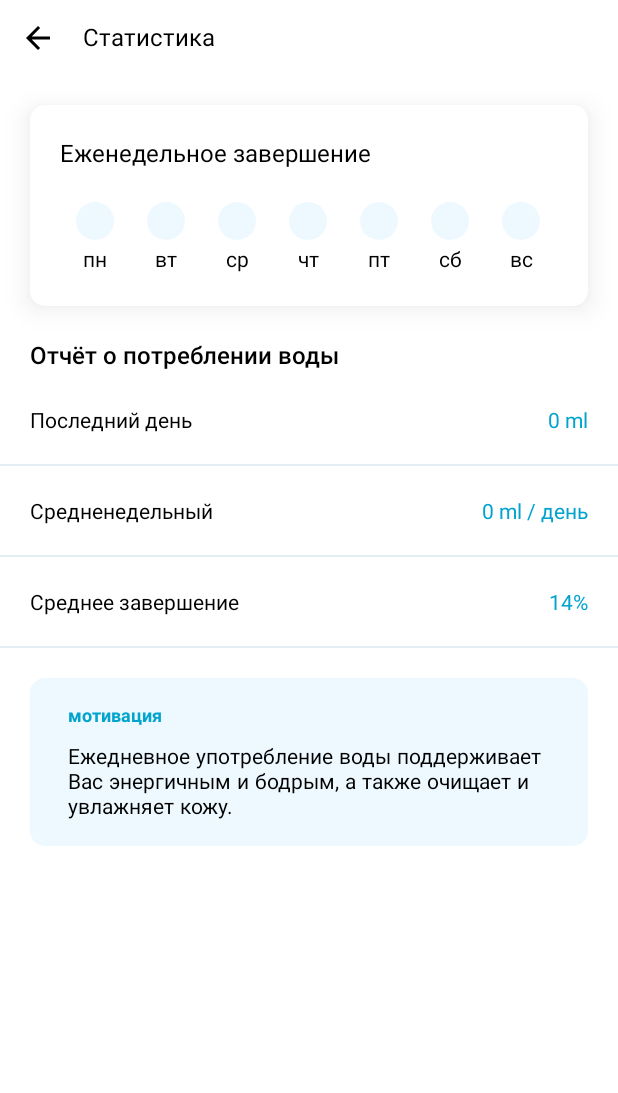
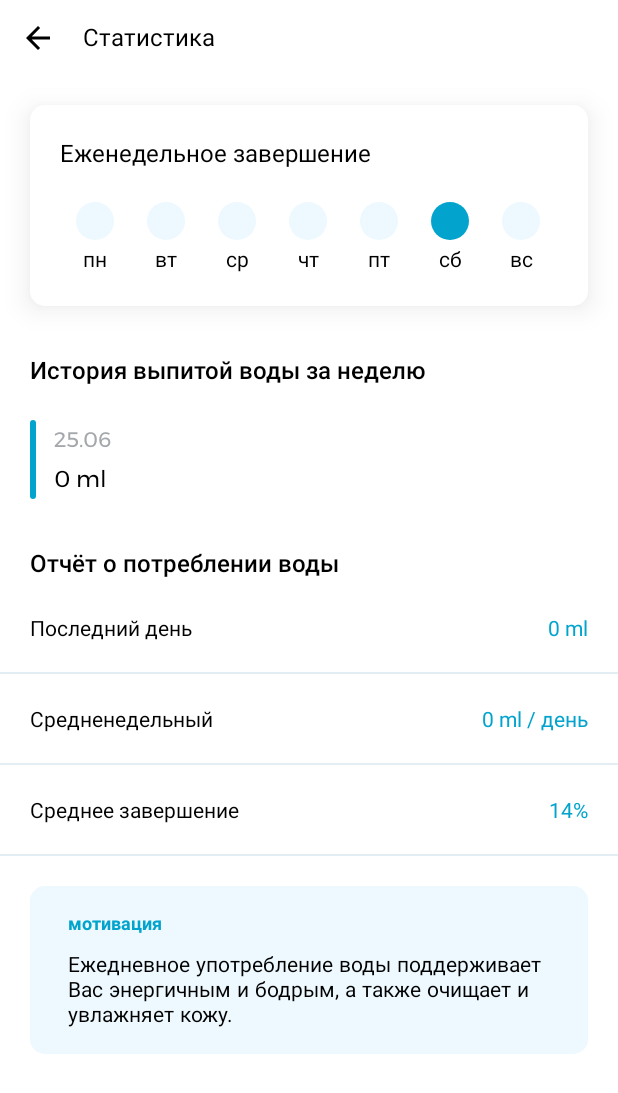
Before and after one commit to HutsonR/WatterCount, an Android app: the StatisticsActivity screen opened directly, with no data from a screen before it, on a phone screen of 412 x 824 dp. Shown: the top 1093 px of the screen. Run offline under Robolectric (Android 15) with nearby library versions, the phone set to English and light mode, and no system bars; our stand-ins replace Room's generated code.

Commit message:
add history to stats

```diff
--- a/app/src/main/java/com/example/wattercount/Activity/StatisticsActivity.kt
+++ b/app/src/main/java/com/example/wattercount/Activity/StatisticsActivity.kt
@@ -2,12 +2,17 @@ package com.example.wattercount.Activity
 
 import android.os.Bundle
 import android.util.Log
+import android.view.View
 import android.widget.ImageButton
 import android.widget.ImageView
 import androidx.appcompat.app.AppCompatActivity
-import com.example.wattercount.DataStatsHolder
+import androidx.recyclerview.widget.LinearLayoutManager
+import androidx.recyclerview.widget.RecyclerView
+import com.example.wattercount.Adapter.HistoryAdapter
+import com.example.wattercount.Adapter.StatisticAdapter
+import com.example.wattercount.Statistics.DataStatsHolder
 import com.example.wattercount.R
-import com.example.wattercount.Utils
+import com.example.wattercount.Statistics.Utils
 import com.example.wattercount.databinding.ActivityStatisticsBinding
 import com.example.wattercount.db.AppDatabase
 import com.example.wattercount.entities.StatisticItem
@@ -22,6 +27,8 @@ class StatisticsActivity : AppCompatActivity() {
 
     private lateinit var binding: ActivityStatisticsBinding
     private var dataStatsList: MutableList<StatisticItem> = mutableListOf()
+    private lateinit var recyclerView: RecyclerView
+    private lateinit var adapter: StatisticAdapter
     private lateinit var database: AppDatabase
 
     override fun onCreate(savedInstanceState: Bundle?) {
@@ -40,15 +47,57 @@ class StatisticsActivity : AppCompatActivity() {
 //            database.statsItemDao().deleteAll()
             recoverStatsList()
             DataStatsHolder.dataStatsList = dataStatsList
-
+//            if (isWeekFinished(dataStatsList)) {
+//                clearDatabase(dataStatsList)
+//            }
             if (dataStatsList.isNotEmpty()) {
                 setBackgroundForDayOfWeek()
                 binding.lastDayResult.text = "${Utils.lastDrunkWaterResult(dataStatsList)} ml"
                 binding.weeklyResult.text = "${Utils.calculateWeeklyResult(dataStatsList)} ml / день"
                 binding.averageFinishResult.text = "${Utils.calculateAverageFinish(dataStatsList)}"
             }
+            setStatsRecycler()
         }
     }
+
+    private fun setStatsRecycler() {
+        recyclerView = binding.recycleStats
+        recyclerView.layoutManager = LinearLayoutManager(this, LinearLayoutManager.HORIZONTAL, false)
+
+        adapter = StatisticAdapter(dataStatsList)
+        recyclerView.adapter = adapter
+
+        if (dataStatsList.isEmpty()) {
+            binding.statsHistoryTitleBlank.visibility = View.VISIBLE
+        } else {
+            binding.statsHistoryTitleBlank.visibility = View.GONE
+        }
+    }
+
+    private fun isWeekFinished(dataStatsList: MutableList<StatisticItem>): Boolean {
+        if (dataStatsList.first().dayOfWeek == 1 || dataStatsList.last().dayOfWeek == 1) {
+            return true
+        }
+        return false
+    }
+
+    private suspend fun clearDatabase(dataStatsList: MutableList<StatisticItem>) {
+        withContext(Dispatchers.IO) {
+            val tempDayValue = dataStatsList.first()
+            database.statsItemDao().deleteAll()
+            database.statsItemDao().insert(tempDayValue)
+            dataStatsList.clear()
+            dataStatsList.add(tempDayValue)
+            DataStatsHolder.dataStatsList = dataStatsList
+        }
+    }
+
+//    CoroutineScope(Dispatchers.Main).launch {
+//        withContext(Dispatchers.IO) {
+//            // Код, выполняющийся в фоновом потоке, например, операции с базой данных
+//        }
+//        // Код, выполняющийся в главном потоке, например, обновление пользовательского интерфейса
+//    }
 
     private suspend fun recoverStatsList() {
         withContext(Dispatchers.IO) {
@@ -57,11 +106,11 @@ class StatisticsActivity : AppCompatActivity() {
         }
     }
 
-
     private fun setBackgroundForDayOfWeek() {
-        if (dataStatsList[0].isFinishDay == true) {
-            val dayArray = dataStatsList.map { it.dayOfWeek }.toIntArray()
-            for (day in dayArray) {
+        val dayArray: IntArray = dataStatsList.map { it.dayOfWeek }.toIntArray()
+        for (dayIndex in dayArray.indices) {
+            val day = dayArray[dayIndex]
+            if (dataStatsList[dayIndex].isFinishDay) {
                 when (day) {
                     1 -> {
                         binding.imageView1.setBackgroundResource(R.drawable.day_finish)
@@ -90,6 +139,8 @@ class StatisticsActivity : AppCompatActivity() {
                         binding.root.findViewById<ImageView>(imageViewId)?.setBackgroundResource(R.drawable.day_not_finish)
                     }
                 }
+            } else {
+                continue
             }
         }
     }
--- /dev/null
+++ b/app/src/main/java/com/example/wattercount/Adapter/StatisticAdapter.kt
@@ -0,0 +1,48 @@
+package com.example.wattercount.Adapter
+
+import android.util.Log
+import android.view.LayoutInflater
+import android.view.View
+import android.view.ViewGroup
+import android.widget.ImageButton
+import android.widget.ImageView
+import android.widget.PopupMenu
+import android.widget.TextView
+import androidx.recyclerview.widget.RecyclerView
+import com.example.wattercount.MainActivity
+import com.example.wattercount.entities.HistoryItem
+import com.example.wattercount.R
+import com.example.wattercount.db.AppDatabase
+import com.example.wattercount.entities.StatisticItem
+import kotlinx.coroutines.GlobalScope
+import kotlinx.coroutines.launch
+
+class StatisticAdapter(private val dataList: MutableList<StatisticItem>) : RecyclerView.Adapter<StatisticAdapter.StatisticViewHolder>() {
+    override fun onCreateViewHolder(parent: ViewGroup, viewType: Int): StatisticAdapter.StatisticViewHolder {
+        val view = LayoutInflater.from(parent.context).inflate(R.layout.statistic_item, parent, false)
+        return StatisticAdapter.StatisticViewHolder(view)
+    }
+
+    override fun onBindViewHolder(holder: StatisticAdapter.StatisticViewHolder, position: Int) {
+        val item = dataList[position]
+
+        holder.dateTextView.text = item.date
+        holder.countTextView.text = item.dayValue
+        if (item.isFinishDay) {
+            holder.finalStick.setBackgroundResource(R.drawable.statistic_stick_background_active)
+        } else {
+            holder.finalStick.setBackgroundResource(R.drawable.statistic_stick_background_inactive)
+        }
+    }
+
+    override fun getItemCount(): Int {
+        return dataList.size
+    }
+
+    class StatisticViewHolder(itemView: View) : RecyclerView.ViewHolder(itemView) {
+        val dateTextView: TextView = itemView.findViewById(R.id.stats_date)
+        val countTextView: TextView = itemView.findViewById(R.id.stats_drink_count)
+        var finalStick: ImageView = itemView.findViewById(R.id.stats_stick)
+    }
+
+}
--- a/app/src/main/java/com/example/wattercount/MainActivity.kt
+++ b/app/src/main/java/com/example/wattercount/MainActivity.kt
@@ -8,6 +8,8 @@ import androidx.recyclerview.widget.LinearLayoutManager
 import androidx.recyclerview.widget.RecyclerView
 import com.example.wattercount.Activity.StatisticsActivity
 import com.example.wattercount.Adapter.HistoryAdapter
+import com.example.wattercount.Statistics.DataStatsHolder
+import com.example.wattercount.Statistics.Utils
 import com.example.wattercount.databinding.ActivityMainBinding
 import com.example.wattercount.db.AppDatabase
 import com.example.wattercount.dialogs.ConfirmFinalWaterCountFragment
@@ -40,6 +42,8 @@ class MainActivity : AppCompatActivity(), DialogListener, FinalWaterListener {
         binding = ActivityMainBinding.inflate(layoutInflater)
         setContentView(binding.root)
         database = AppDatabase.getInstance(this)
+
+//        SharedPreferencesHelper.setOldDateValue(this, "24.06.23")
 
         onceSetFinalWaterCount()
         hintUpdate()
@@ -198,12 +202,13 @@ class MainActivity : AppCompatActivity(), DialogListener, FinalWaterListener {
 
 
     private fun checkDayUpdate() {
-        if (Utils.isDifferentDate(this) == true) {
+        if (Utils.isDifferentDate(this)) {
             val finishDay = Utils.isFinish(currentDrinkCount, finalCountWater)
-            val calendar = Calendar.getInstance()
-            val dayOfWeek = calendar[Calendar.DAY_OF_WEEK]
             val dataStatsList = DataStatsHolder.dataStatsList
-            Utils.addStatsData(dataStatsList, database, currentDrinkCount.toInt(), finishDay, dayOfWeek)
+            val date = SharedPreferencesHelper.getOldDateValue(this)!!
+            val fomattedDate = date.substring(0, date.length - 3)
+
+            Utils.addStatsData(dataStatsList, database, fomattedDate, currentDrinkCount.toInt(), finishDay, calcDayOfWeek())
 
             // Очистка текущих значений
             runBlocking {
@@ -218,6 +223,22 @@ class MainActivity : AppCompatActivity(), DialogListener, FinalWaterListener {
         }
     }
 
+    private fun calcDayOfWeek(): Int {
+        val calendar = Calendar.getInstance()
+        val dayOfWeek = calendar[Calendar.DAY_OF_WEEK]
+        // Преобразование значения дня недели в формат от 1 (понедельник) до 7 (воскресенье)
+        val adjustedDayOfWeek = if (dayOfWeek == Calendar.SUNDAY) 7 else dayOfWeek - 1
+
+        var calcDay = adjustedDayOfWeek
+
+        if (adjustedDayOfWeek == 1) {
+            calcDay = 7
+        } else {
+            calcDay -= 1
+        }
+
+        return calcDay
+    }
 
     private fun setHistoryRecycler() {
         recyclerView = binding.recycleHistory
--- a/app/src/main/java/com/example/wattercount/Utils.kt
+++ b/app/src/main/java/com/example/wattercount/Statistics/Utils.kt
@@ -1,7 +1,8 @@
-package com.example.wattercount
+package com.example.wattercount.Statistics
 
 import android.content.Context
 import android.util.Log
+import com.example.wattercount.SharedPreferencesHelper
 import com.example.wattercount.db.AppDatabase
 import com.example.wattercount.entities.StatisticItem
 import kotlinx.coroutines.GlobalScope
@@ -64,12 +65,16 @@ object Utils {
         return currentWaterValue.toInt() >= finishWaterValue.toInt()
     }
 
-    fun addStatsData(dataList: MutableList<StatisticItem>, database: AppDatabase, dayValue: Int, finishDay: Boolean, dayOfWeek: Int) {
-        val statsItem = StatisticItem(dayValue = dayValue.toString(), isFinishDay = finishDay, dayOfWeek = dayOfWeek - 2)
+    fun addStatsData(dataList: MutableList<StatisticItem>, database: AppDatabase, date: String, dayValue: Int, finishDay: Boolean, dayOfWeek: Int) {
+        val statsItem = StatisticItem(date = date, dayValue = dayValue.toString(), isFinishDay = finishDay, dayOfWeek = dayOfWeek)
+//        val statsItem2 = StatisticItem(date = "26.06", dayValue = "1300", isFinishDay = false, dayOfWeek = 1)
         // Сохранение элемента в базе данных
         GlobalScope.launch {
             database.statsItemDao().insert(statsItem)
+//            database.statsItemDao().insert(statsItem2)
         }
+        // Передаем значение в dataStatsHolder
         dataList.add(statsItem)
+//        dataList.add(statsItem2)
     }
 }
--- a/app/src/main/java/com/example/wattercount/dataStatsHolder.kt
+++ b/app/src/main/java/com/example/wattercount/Statistics/dataStatsHolder.kt
@@ -1,7 +1,8 @@
-package com.example.wattercount
+package com.example.wattercount.Statistics
 
 import com.example.wattercount.entities.StatisticItem
 
+// Для передачи списка между MainActivity и Utils для StatisticsActivity
 object DataStatsHolder {
     var dataStatsList: MutableList<StatisticItem> = mutableListOf()
 }
--- a/app/src/main/java/com/example/wattercount/db/AppDatabase.kt
+++ b/app/src/main/java/com/example/wattercount/db/AppDatabase.kt
@@ -7,7 +7,7 @@ import androidx.room.RoomDatabase
 import com.example.wattercount.entities.HistoryItem
 import com.example.wattercount.entities.StatisticItem
 
-@Database(entities = [HistoryItem::class, StatisticItem::class], version = 3)
+@Database(entities = [HistoryItem::class, StatisticItem::class], version = 4)
 abstract class AppDatabase : RoomDatabase() {
     abstract fun historyItemDao(): HistoryItemDao
     abstract fun statsItemDao(): StatisticItemDao
--- a/app/src/main/java/com/example/wattercount/entities/StatisticItem.kt
+++ b/app/src/main/java/com/example/wattercount/entities/StatisticItem.kt
@@ -6,6 +6,7 @@ import androidx.room.PrimaryKey
 @Entity(tableName = "statistic_items")
 data class StatisticItem(
     @PrimaryKey(autoGenerate = true) val id: Int = 0,
+    val date: String,
     val dayValue: String,
     val isFinishDay: Boolean = false,
     val dayOfWeek: Int
--- /dev/null
+++ b/app/src/main/res/drawable/statistic_stick_background_active.xml
@@ -0,0 +1,5 @@
+<?xml version="1.0" encoding="utf-8"?>
+<shape xmlns:android="http://schemas.android.com/apk/res/android">
+    <solid android:color="@color/primary" />
+    <corners android:radius="50dp" />
+</shape>
--- /dev/null
+++ b/app/src/main/res/drawable/statistic_stick_background_inactive.xml
@@ -0,0 +1,5 @@
+<?xml version="1.0" encoding="utf-8"?>
+<shape xmlns:android="http://schemas.android.com/apk/res/android">
+    <solid android:color="@color/buttonBackgroundInactive" />
+    <corners android:radius="50dp" />
+</shape>
--- a/app/src/main/res/layout/activity_statistics.xml
+++ b/app/src/main/res/layout/activity_statistics.xml
@@ -30,7 +30,10 @@
     <LinearLayout
         android:layout_width="match_parent"
         android:layout_height="wrap_content"
-        android:layout_margin="20dp"
+        android:layout_marginTop="20dp"
+        android:layout_marginLeft="20dp"
+        android:layout_marginRight="20dp"
+        android:layout_marginBottom="30dp"
         android:background="@drawable/round_corner_10"
         android:orientation="vertical"
         android:elevation="@dimen/elevation_s"
@@ -204,6 +207,36 @@
         </LinearLayout>
     </LinearLayout>
     <TextView
+        android:id="@+id/stats_history_title"
+        android:layout_width="wrap_content"
+        android:layout_height="wrap_content"
+        android:text="@string/statistic_history_title"
+        android:textSize="16sp"
+        android:textColor="@color/black"
+        android:layout_marginLeft="20dp"
+        android:fontFamily="@font/montserrat_medium"/>
+    <TextView
+        android:id="@+id/stats_history_title_blank"
+        android:layout_width="wrap_content"
+        android:layout_height="wrap_content"
+        android:text="Как-то пустовато здесь"
+        android:textSize="14sp"
+        android:layout_marginTop="10dp"
+        android:textColor="@color/textGray"
+        android:layout_marginLeft="20dp"
+        android:fontFamily="@font/montserrat"/>
+
+    <androidx.recyclerview.widget.RecyclerView
+        android:id="@+id/recycleStats"
+        android:orientation="horizontal"
+        android:layout_marginLeft="20dp"
+        android:layout_marginRight="20dp"
+        android:layout_marginTop="20dp"
+        android:layout_marginBottom="30dp"
+        android:layout_width="match_parent"
+        android:layout_height="wrap_content" />
+
+    <TextView
         android:layout_width="match_parent"
         android:layout_height="wrap_content"
         android:layout_marginHorizontal="20dp"
--- /dev/null
+++ b/app/src/main/res/layout/statistic_item.xml
@@ -0,0 +1,59 @@
+<?xml version="1.0" encoding="utf-8"?>
+<LinearLayout xmlns:android="http://schemas.android.com/apk/res/android"
+    xmlns:tools="http://schemas.android.com/tools"
+    android:layout_width="wrap_content"
+    android:layout_height="wrap_content"
+    android:orientation="horizontal"
+    android:gravity="center_vertical">
+
+    <ImageView
+        android:id="@+id/stats_stick"
+        android:background="@drawable/statistic_stick_background_inactive"
+        android:layout_width="4sp"
+        android:layout_height="match_parent"/>
+
+    <LinearLayout
+        android:layout_width="140dp"
+        android:layout_height="wrap_content"
+        android:layout_marginVertical="2dp"
+        android:orientation="horizontal">
+        <LinearLayout
+            android:layout_width="wrap_content"
+            android:layout_height="wrap_content"
+            android:orientation="vertical"
+            android:layout_marginHorizontal="12dp"
+            android:layout_weight="1">
+            <TextView
+                android:id="@+id/stats_date"
+                android:layout_width="wrap_content"
+                android:layout_height="wrap_content"
+                android:text="00:00"
+                android:fontFamily="@font/montserrat"
+                android:textColor="@color/textGray"
+                android:textSize="14sp" />
+            <LinearLayout
+                android:layout_width="wrap_content"
+                android:layout_height="wrap_content"
+                android:orientation="horizontal">
+                <TextView
+                    android:id="@+id/stats_drink_count"
+                    android:layout_width="wrap_content"
+                    android:layout_height="wrap_content"
+                    android:text="250"
+                    android:layout_marginTop="3dp"
+                    android:fontFamily="@font/montserrat"
+                    android:textColor="@color/black"
+                    android:textSize="15sp" />
+                <TextView
+                    android:id="@+id/stats_drink_count_dimens"
+                    android:layout_width="wrap_content"
+                    android:layout_height="wrap_content"
+                    android:text=" ml"
+                    android:layout_marginTop="3dp"
+                    android:fontFamily="@font/montserrat"
+                    android:textColor="@color/black"
+                    android:textSize="15sp" />
+            </LinearLayout>
+        </LinearLayout>
+    </LinearLayout>
+</LinearLayout>
--- a/app/src/main/res/values/strings.xml
+++ b/app/src/main/res/values/strings.xml
@@ -9,6 +9,7 @@
 
     <string name="statistic_activity_title">Статистика</string>
     <string name="statistic_weekly_title">Еженедельное завершение</string>
+    <string name="statistic_history_title">История выпитой воды за неделю</string>
     <string name="statistic_report_title">Отчёт о потреблении воды</string>
     <string name="statistic_last_day">Последний день</string>
     <string name="statistic_report_weekly">Средненедельный</string>
```
Also changed, not shown: app/src/main/java/com/example/wattercount/notification/NotificationReceiver.kt (renamed from app/src/main/java/com/example/wattercount/NotificationReceiver.kt), app/src/main/java/com/example/wattercount/notification/NotificationScheduler.kt (renamed from app/src/main/java/com/example/wattercount/NotificationScheduler.kt).
